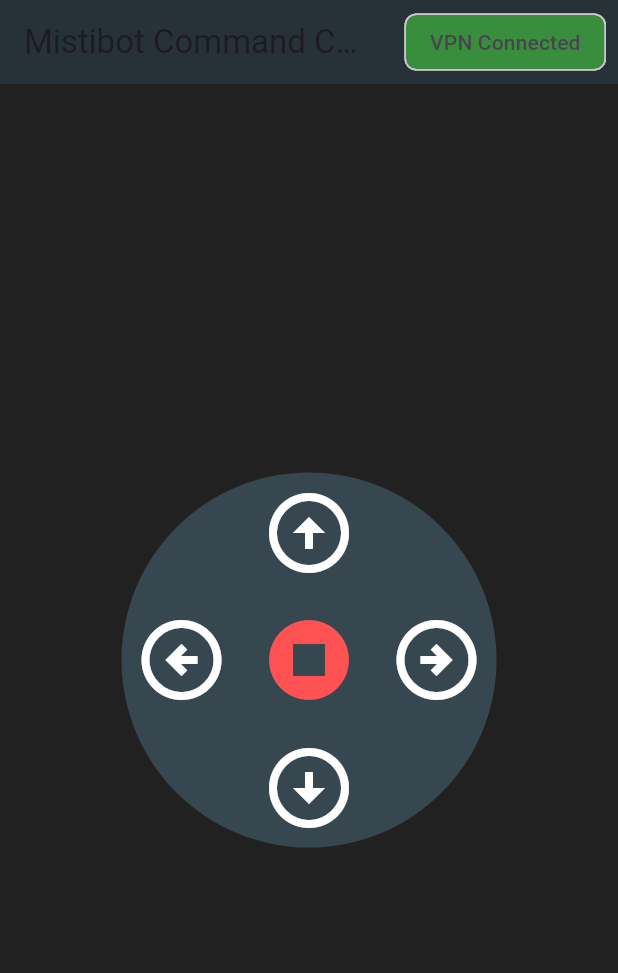
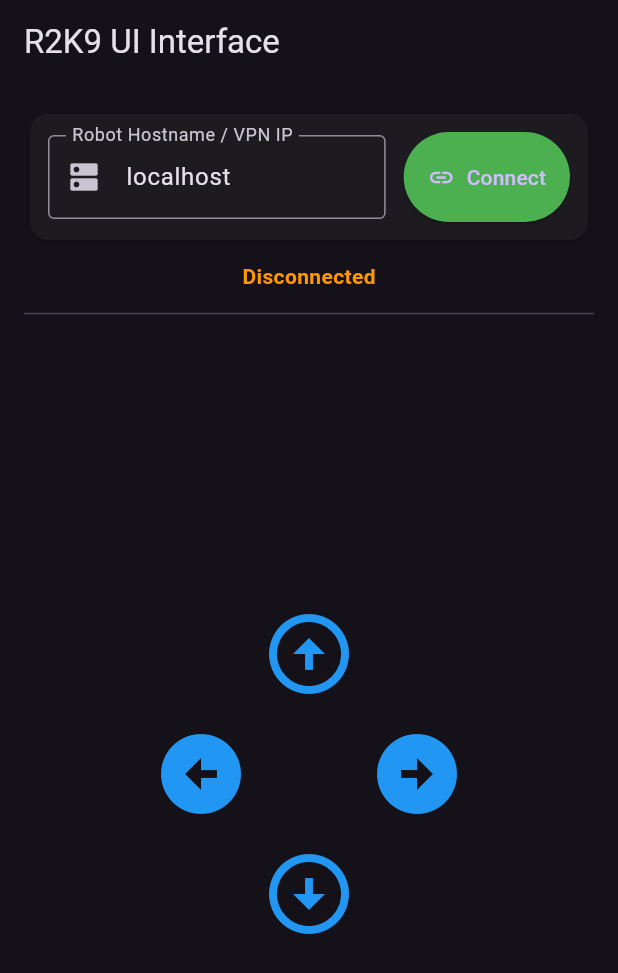
Before and after one commit to kn6orm/r2k9, a Flutter app: the screen it shows after launch, on a phone screen of 412 x 824 dp. Shown: the top 973 px of the screen. Run offline on Flutter 3.47's test engine with Material 3 defaults, Android fonts, the phone set to English and light mode, and no system bars.

Commit message:
added a target machine

```diff
--- a/r2k9ui/lib/main.dart
+++ b/r2k9ui/lib/main.dart
@@ -2,50 +2,88 @@ import 'package:flutter/material.dart';
 import 'package:web_socket_channel/web_socket_channel.dart';
 import 'dart:convert';
 
-void main() => runApp(const MaterialApp(home: MistibotControlScreen()));
+void main() {
+  runApp(const R2K9App());
+}
 
-class MistibotControlScreen extends StatefulWidget {
-  const MistibotControlScreen({Key? key}) : super(key: key);
+class R2K9App extends StatelessWidget {
+  const R2K9App({super.key});
 
   @override
-  _MistibotControlScreenState createState() => _MistibotControlScreenState();
+  Widget build(BuildContext context) {
+    return MaterialApp(
+      title: 'R2K9 Teleop Dashboard',
+      theme: ThemeData.dark(),
+      home: const TeleopDashboard(),
+    );
+  }
 }
 
-class _MistibotControlScreenState extends State<MistibotControlScreen> {
-  // Use your robot's static WireGuard VPN IP address
-  final String _robotVpnIp = "ws://10.8.0.2:9090";
+class TeleopDashboard extends StatefulWidget {
+  const TeleopDashboard({super.key});
+
+  @override
+  State<TeleopDashboard> createState() => _TeleopDashboardState();
+}
+
+class _TeleopDashboardState extends State<TeleopDashboard> {
+  // 1. Text editing controller initialized to 'localhost' by default
+  final TextEditingController _hostnameController = TextEditingController(text: 'localhost');
+
   WebSocketChannel? _channel;
   bool _isConnected = false;
+  String _connectionStatus = "Disconnected";
 
   @override
-  void initState() {
-    super.initState();
-    _connectToRobot();
+  void dispose() {
+    _hostnameController.dispose();
+    _closeConnection();
+    super.dispose();
   }
 
-  void _connectToRobot() {
-    try {
-      _channel = WebSocketChannel.connect(Uri.parse(_robotVpnIp));
-      setState(() {
-        _isConnected = true;
-      });
-      print("Connected to Mistibot via VPN at $_robotVpnIp");
-    } catch (e) {
-      setState(() {
-        _isConnected = false;
-      });
-      print("Connection failed: $e");
+  // 2. Dynamic connection routine using the editable text field value
+  void _toggleConnection() {
+    if (_isConnected) {
+      _closeConnection();
+    } else {
+      final host = _hostnameController.text.trim();
+      if (host.isEmpty) return;
+
+      final targetUri = 'ws://$host:9090'; // Automatically formats the editable target address
+
+      try {
+        setState(() {
+          _connectionStatus = "Connecting to $targetUri...";
+        });
+
+        _channel = WebSocketChannel.connect(Uri.parse(targetUri));
+
+        setState(() {
+          _isConnected = true;
+          _connectionStatus = "Connected to $host";
+        });
+      } catch (e) {
+        setState(() {
+          _connectionStatus = "Connection Failed: ${e.toString()}";
+          _isConnected = false;
+        });
+      }
     }
   }
 
-  /// Formats and transmits a Twist message to the rosbridge server
-  void _publishTwist(double linearX, double angularZ) {
-    if (_channel == null || !_isConnected) {
-      print("Cannot send command: Disconnected from VPN");
-      return;
-    }
+  void _closeConnection() {
+    _channel?.sink.close();
+    setState(() {
+      _isConnected = false;
+      _connectionStatus = "Disconnected";
+    });
+  }
 
-    final rosPublishMessage = {
+  // 3. Serializes and transmits continuous movement payloads over the active channel
+  void _sendTwistCommand(double linearX, double angularZ) {
+    if (!_isConnected || _channel == null) return;
+
+    final Map<String, dynamic> rosbridgeMessage = {
       "op": "publish",
       "topic": "/cmd_vel",
       "msg": {
@@ -54,90 +92,102 @@ class _MistibotControlScreenState extends State<MistibotControlScreen> {
       }
     };
 
-    _channel!.sink.add(jsonEncode(rosPublishMessage));
-    print("Sent to ROS 2: Linear: $linearX, Angular: $angularZ");
-  }
-
-  @override
-  void dispose() {
-    _channel?.sink.close();
-    super.dispose();
+    _channel!.sink.add(jsonEncode(rosbridgeMessage));
   }
 
   @override
   Widget build(BuildContext context) {
     return Scaffold(
-      backgroundColor: Colors.grey[900],
-      appBar: AppBar(
-        title: const Text("Mistibot Command Center"),
-        backgroundColor: Colors.blueGrey[900],
-        actions: [
-          Padding(
-            padding: const EdgeInsets.all(8.0),
-            child: Chip(
-              label: Text(_isConnected ? "VPN Connected" : "Disconnected"),
-              backgroundColor: _isConnected ? Colors.green[700] : Colors.red[700],
-            ),
-          )
-        ],
-      ),
-      body: Center(
-        child: Container(
-          width: 250,
-          height: 250,
-          decoration: BoxDecoration(
-            color: Colors.blueGrey[800],
-            shape: BoxShape.circle,
-          ),
-          child: Stack(
-            children: [
-              // Forward Button (Move straight ahead)
-              Align(
-                alignment: Alignment.topCenter,
-                child: IconButton(
-                  iconSize: 64,
-                  icon: const Icon(Icons.arrow_circle_up, color: Colors.white),
-                  onPressed: () => _publishTwist(0.3, 0.0),
+      appBar: AppBar(title: const Text('R2K9 UI Interface')),
+      body: Padding(
+        padding: const EdgeInsets.all(16.0),
+        child: Column(
+          children: [
+            // --- HOSTNAME CONFIGURATION LAYER ---
+            Card(
+              child: Padding(
+                padding: const EdgeInsets.all(12.0),
+                child: Row(
+                  children: [
+                    Expanded(
+                      child: TextField(
+                        controller: _hostnameController,
+                        enabled: !_isConnected, // Prevent edits while actively connected
+                        decoration: const InputDecoration(
+                          labelText: 'Robot Hostname / VPN IP',
+                          hintText: 'e.g., 10.8.0.2 or localhost',
+                          border: OutlineInputBorder(),
+                          prefixIcon: Icon(Icons.dns),
+                        ),
+                      ),
+                    ),
+                    const SizedBox(width: 12),
+                    ElevatedButton.icon(
+                      onPressed: _toggleConnection,
+                      icon: Icon(_isConnected ? Icons.link_off : Icons.link),
+                      label: Text(_isConnected ? 'Disconnect' : 'Connect'),
+                      style: ElevatedButton.styleFrom(
+                        backgroundColor: _isConnected ? Colors.red : Colors.green,
+                        padding: const EdgeInsets.symmetric(vertical: 20, horizontal: 16),
+                      ),
+                    ),
+                  ],
                 ),
               ),
-              // Left Button (Rotate counter-clockwise)
-              Align(
-                alignment: Alignment.centerLeft,
-                child: IconButton(
-                  iconSize: 64,
-                  icon: const Icon(Icons.arrow_circle_left_outlined, color: Colors.white),
-                  onPressed: () => _publishTwist(0.0, 0.5),
+            ),
+            const SizedBox(height: 10),
+
+            // Connection Status Feedback Text
+            Text(
+              _connectionStatus,
+              style: TextStyle(
+                fontWeight: FontWeight.bold,
+                color: _isConnected ? Colors.green : Colors.orange,
+              ),
+            ),
+            const Divider(height: 30),
+
+            // --- SIMPLIFIED TELEOP SUITE (DPAD TARGET) ---
+            Expanded(
+              child: Center(
+                child: Column(
+                  mainAxisAlignment: MainAxisAlignment.center,
+                  children: [
+                    // Forward Arrow Button
+                    IconButton(
+                      iconSize: 64,
+                      icon: const Icon(Icons.arrow_circle_up, color: Colors.blue),
+                      onPressed: _isConnected ? () => _sendTwistCommand(1.0, 0.0) : null,
+                    ),
+                    Row(
+                      mainAxisAlignment: MainAxisAlignment.center,
+                      children: [
+                        // Left Arrow Button
+                        IconButton(
+                          iconSize: 64,
+                          icon: const Icon(Icons.arrow_circle_left, color: Colors.blue),
+                          onPressed: _isConnected ? () => _sendTwistCommand(0.0, 1.0) : null,
+                        ),
+                        const SizedBox(width: 64),
+                        // Right Arrow Button
+                        IconButton(
+                          iconSize: 64,
+                          icon: const Icon(Icons.arrow_circle_right, color: Colors.blue),
+                          onPressed: _isConnected ? () => _sendTwistCommand(0.0, -1.0) : null,
+                        ),
+                      ],
+                    ),
+                    // Backward Arrow Button
+                    IconButton(
+                      iconSize: 64,
+                      icon: const Icon(Icons.arrow_circle_down, color: Colors.blue),
+                      onPressed: _isConnected ? () => _sendTwistCommand(-1.0, 0.0) : null,
+                    ),
+                  ],
                 ),
               ),
-              // Stop Button (Emergency braking)
-              Align(
-                alignment: Alignment.center,
-                child: IconButton(
-                  iconSize: 64,
-                  icon: const Icon(Icons.stop_circle, color: Colors.redAccent),
-                  onPressed: () => _publishTwist(0.0, 0.0),
-                ),
-              ),
-              // Right Button (Rotate clockwise)
-              Align(
-                alignment: Alignment.centerRight,
-                child: IconButton(
-                  iconSize: 64,
-                  icon: const Icon(Icons.arrow_circle_right_outlined, color: Colors.white),
-                  onPressed: () => _publishTwist(0.0, -0.5),
-                ),
-              ),
-              // Backward Button (Reverse)
-              Align(
-                alignment: Alignment.bottomCenter,
-                child: IconButton(
-                  iconSize: 64,
-                  icon: const Icon(Icons.arrow_circle_down, color: Colors.white),
-                  onPressed: () => _publishTwist(-0.3, 0.0),
-                ),
-              ),
-            ],
-          ),
+            ),
+          ],
         ),
       ),
     );
```
Also changed, not shown: 1 other file.
